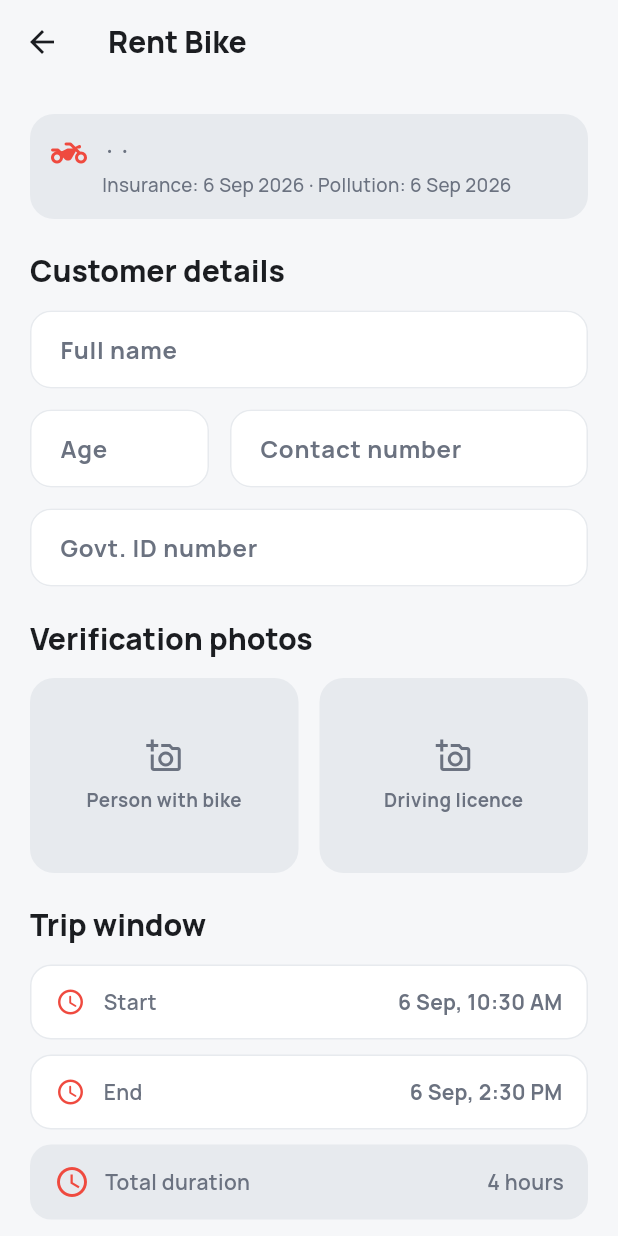
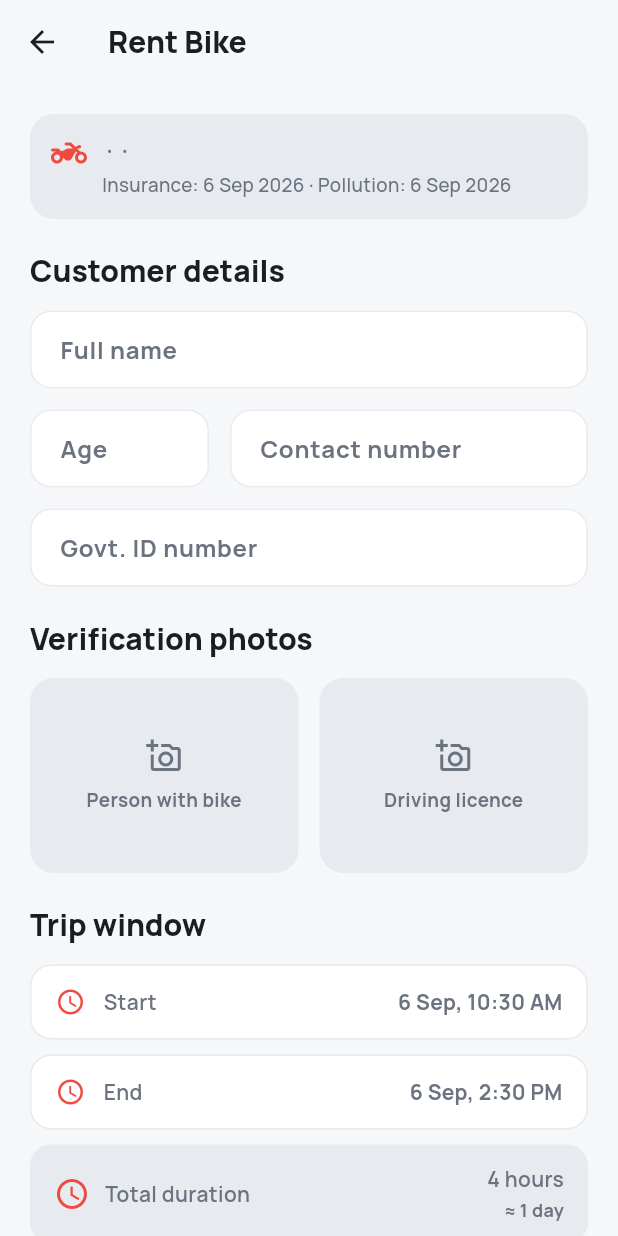
Before and after one commit to vaibhavvkumarr/ridrepo, a Flutter app: the RentalFormScreen screen opened directly with empty values, on a phone screen of 412 x 824 dp. Run offline on Flutter 3.47's test engine with Material 3 defaults, Android fonts, the phone set to English and light mode, and no system bars; our stand-ins replace google_fonts, image_picker, share_plus, shared_preferences, sqflite; accounts and stored records are empty.

Commit message:
22nd commit

```diff
--- a/lib/screens/rental_form_screen.dart
+++ b/lib/screens/rental_form_screen.dart
@@ -39,6 +39,12 @@ class _RentalFormScreenState extends State<RentalFormScreen> {
 
   bool _saving = false;
   final _picker = ImagePicker();
+
+  int get _approxDays {
+    final minutes = _endDateTime.difference(_startDateTime).inMinutes;
+    if (minutes <= 0) return 0;
+    return (minutes / (24 * 60)).ceil();
+  }
 
   String _formatDuration(Duration duration) {
     final minutes = duration.inMinutes;
@@ -338,6 +344,9 @@ class _RentalFormScreenState extends State<RentalFormScreen> {
                       const Text('Total duration',
                           style: TextStyle(fontWeight: FontWeight.w600)),
                       const Spacer(),
+                      Column(
+                        crossAxisAlignment: CrossAxisAlignment.end,
+                        children: [
                           Text(
                             _endDateTime.isAfter(_startDateTime)
                                 ? _formatDuration(
@@ -347,6 +356,18 @@ class _RentalFormScreenState extends State<RentalFormScreen> {
                               color: AppColors.textSecondary,
                               fontWeight: FontWeight.w600,
                             ),
+                          ),
+                          if (_endDateTime.isAfter(_startDateTime)) ...[
+                            const SizedBox(height: 2),
+                            Text(
+                              '≈ $_approxDays ${_approxDays == 1 ? 'day' : 'days'}',
+                              style: TextStyle(
+                                fontSize: 12,
+                                color: AppColors.textSecondary,
+                              ),
+                            ),
+                          ],
+                        ],
                       ),
                     ],
                   ),
```
Lines whose indentation alone changed are shown as unchanged.
